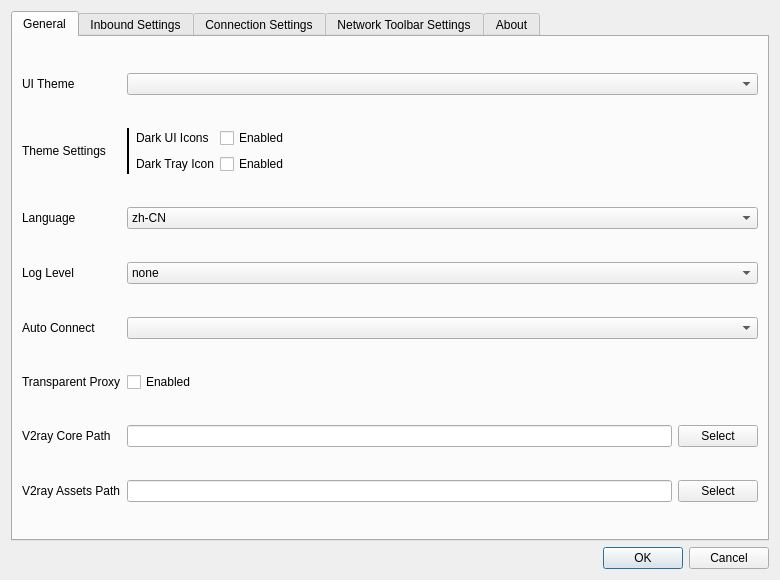
Qt form src/ui/w_PrefrencesWindow.ui (darsvador/qvssr) before a commit.
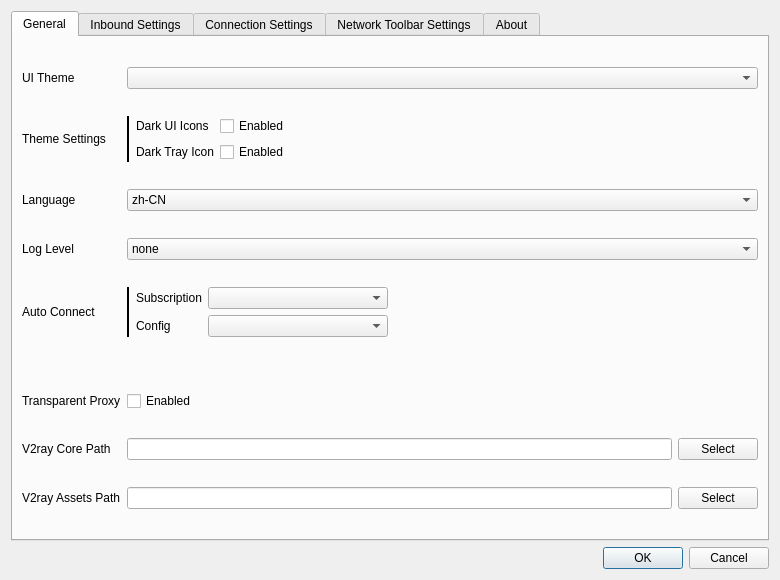
The same form after that commit. Icons and pictures are not drawn.

Commit message: [add] Added subscription autostart #126 #150 #151

```diff
--- a/src/ui/w_PrefrencesWindow.ui
+++ b/src/ui/w_PrefrencesWindow.ui
@@ -66,7 +66,7 @@
          </property>
         </widget>
        </item>
-       <item row="2" column="0">
+       <item row="1" column="0">
         <layout class="QVBoxLayout" name="verticalLayout_6">
          <item>
           <spacer name="verticalSpacer_7">
@@ -103,7 +103,7 @@
          </item>
         </layout>
        </item>
-       <item row="2" column="1">
+       <item row="1" column="1">
         <layout class="QGridLayout" name="gridLayout_6" columnstretch="0,0,0,1">
          <item row="1" column="2">
           <widget class="QCheckBox" name="darkTrayCB">
@@ -161,14 +161,14 @@
          </item>
         </layout>
        </item>
-       <item row="4" column="0">
+       <item row="2" column="0">
         <widget class="QLabel" name="label_6">
          <property name="text">
           <string>Language</string>
          </property>
         </widget>
        </item>
-       <item row="4" column="1">
+       <item row="2" column="1">
         <widget class="QComboBox" name="languageComboBox">
          <property name="sizePolicy">
           <sizepolicy hsizetype="Preferred" vsizetype="Fixed">
@@ -194,14 +194,14 @@
          </item>
         </widget>
        </item>
-       <item row="5" column="0">
+       <item row="3" column="0">
         <widget class="QLabel" name="label">
          <property name="text">
           <string>Log Level</string>
          </property>
         </widget>
        </item>
-       <item row="5" column="1">
+       <item row="3" column="1">
         <widget class="QComboBox" name="logLevelComboBox">
          <property name="sizePolicy">
           <sizepolicy hsizetype="Minimum" vsizetype="Fixed">
@@ -242,50 +242,90 @@
          </item>
         </widget>
        </item>
+       <item row="4" column="1">
+        <layout class="QGridLayout" name="gridLayout_8" columnstretch="0,0,0,1">
+         <item row="0" column="3" rowspan="2">
+          <spacer name="horizontalSpacer_6">
+           <property name="orientation">
+            <enum>Qt::Horizontal</enum>
+           </property>
+           <property name="sizeHint" stdset="0">
+            <size>
+             <width>40</width>
+             <height>20</height>
+            </size>
+           </property>
+          </spacer>
+         </item>
+         <item row="1" column="2">
+          <widget class="QComboBox" name="autoStartConnCombo"/>
+         </item>
+         <item row="0" column="2">
+          <widget class="QComboBox" name="autoStartSubsCombo">
+           <property name="minimumSize">
+            <size>
+             <width>180</width>
+             <height>0</height>
+            </size>
+           </property>
+           <item>
+            <property name="text">
+             <string/>
+            </property>
+           </item>
+          </widget>
+         </item>
+         <item row="1" column="1">
+          <widget class="QLabel" name="label_61">
+           <property name="text">
+            <string>Config</string>
+           </property>
+          </widget>
+         </item>
+         <item row="0" column="1">
+          <widget class="QLabel" name="label_60">
+           <property name="text">
+            <string>Subscription</string>
+           </property>
+          </widget>
+         </item>
+         <item row="0" column="0" rowspan="2">
+          <widget class="Line" name="line_2">
+           <property name="frameShadow">
+            <enum>QFrame::Plain</enum>
+           </property>
+           <property name="lineWidth">
+            <number>2</number>
+           </property>
+           <property name="orientation">
+            <enum>Qt::Vertical</enum>
+           </property>
+          </widget>
+         </item>
+        </layout>
+       </item>
        <item row="6" column="0">
-        <widget class="QLabel" name="label_19">
-         <property name="text">
-          <string>Auto Connect</string>
-         </property>
-        </widget>
-       </item>
-       <item row="6" column="1">
-        <widget class="QComboBox" name="autoStartCombo">
-         <property name="minimumSize">
-          <size>
-           <width>250</width>
-           <height>0</height>
-          </size>
-         </property>
-         <item>
-          <property name="text">
-           <string/>
-          </property>
-         </item>
-        </widget>
-       </item>
-       <item row="7" column="0">
         <widget class="QLabel" name="label_7">
          <property name="text">
           <string>Transparent Proxy</string>
          </property>
         </widget>
        </item>
-       <item row="7" column="1">
+       <item row="6" column="1">
         <widget class="QCheckBox" name="tProxyCheckBox">
          <property name="text">
           <string>Enabled</string>
          </property>
         </widget>
        </item>
-       <item row="8" column="0">
+       <item row="7" column="0">
         <widget class="QLabel" name="label_46">
          <property name="text">
           <string>V2ray Core Path</string>
          </property>
         </widget>
        </item>
-       <item row="8" column="1">
+       <item row="7" column="1">
         <layout class="QHBoxLayout" name="horizontalLayout_12">
          <item>
           <widget class="QLineEdit" name="vCorePathTxt"/>
@@ -299,14 +339,14 @@
          </item>
         </layout>
        </item>
-       <item row="9" column="0">
+       <item row="8" column="0">
         <widget class="QLabel" name="label_15">
          <property name="text">
           <string>V2ray Assets Path</string>
          </property>
         </widget>
        </item>
-       <item row="9" column="1">
+       <item row="8" column="1">
         <layout class="QHBoxLayout" name="horizontalLayout_5">
          <item>
           <widget class="QLineEdit" name="vCoreAssetsPathTxt"/>
@@ -320,6 +360,46 @@
          </item>
         </layout>
        </item>
+       <item row="5" column="1">
+        <layout class="QVBoxLayout" name="verticalLayout_7"/>
+       </item>
+       <item row="4" column="0">
+        <layout class="QVBoxLayout" name="verticalLayout_9">
+         <item>
+          <spacer name="verticalSpacer_6">
+           <property name="orientation">
+            <enum>Qt::Vertical</enum>
+           </property>
+           <property name="sizeHint" stdset="0">
+            <size>
+             <width>0</width>
+             <height>0</height>
+            </size>
+           </property>
+          </spacer>
+         </item>
+         <item>
+          <widget class="QLabel" name="label_19">
+           <property name="text">
+            <string>Auto Connect</string>
+           </property>
+          </widget>
+         </item>
+         <item>
+          <spacer name="verticalSpacer_8">
+           <property name="orientation">
+            <enum>Qt::Vertical</enum>
+           </property>
+           <property name="sizeHint" stdset="0">
+            <size>
+             <width>0</width>
+             <height>0</height>
+            </size>
+           </property>
+          </spacer>
+         </item>
+        </layout>
+       </item>
       </layout>
      </widget>
      <widget class="QWidget" name="tab_3">
```
The commit also changes 26 other files.
